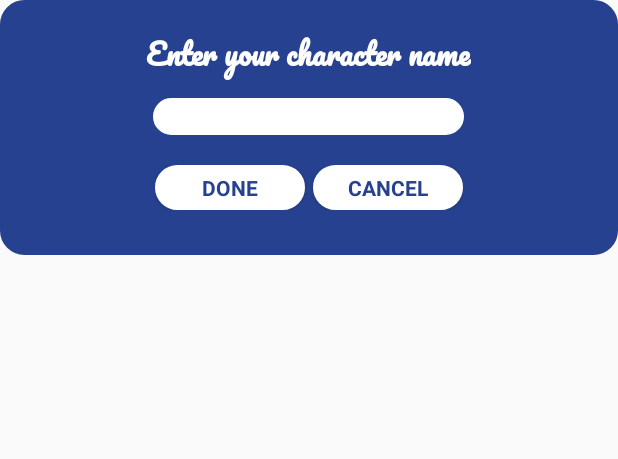
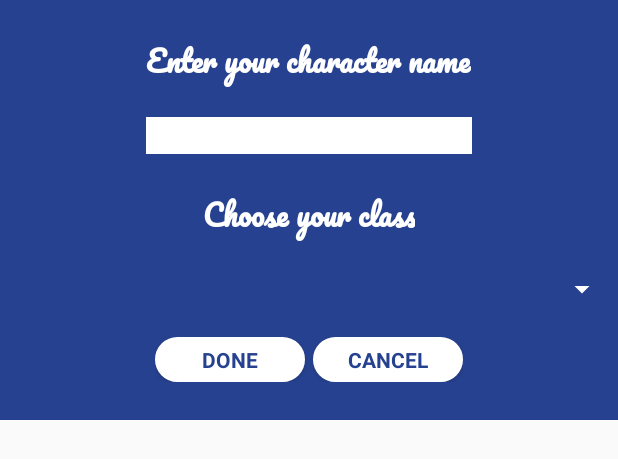
Before and after one commit to Lodenou/MyFirstLittleGame, an Android app: the layout dialog_box.xml on its own in the app's theme, with its tools: preview values and no code run, on a phone screen of 412 x 824 dp. Shown: the top 459 px of the screen. Run offline under Robolectric (Android 15) with nearby library versions, the phone set to English and light mode, and no system bars.

Commit message:
add dialog
add dialog alert + layout work

```diff
--- a/app/src/main/res/layout/dialog_box.xml
+++ b/app/src/main/res/layout/dialog_box.xml
@@ -1,8 +1,9 @@
 <?xml version="1.0" encoding="utf-8"?>
-<LinearLayout xmlns:android="http://schemas.android.com/apk/res/android"
+<LinearLayout
+    xmlns:android="http://schemas.android.com/apk/res/android"
     android:layout_width="fill_parent"
-    android:layout_height="170dp"
-    android:background="@drawable/rounded_button"
+    android:layout_height="280dp"
+    android:background="#26418f"
     android:orientation="vertical" >
 
     <TextView
@@ -10,7 +11,9 @@
         android:layout_width="wrap_content"
         android:layout_height="wrap_content"
         android:layout_gravity="center"
-        android:layout_marginTop="15dp"
+        android:layout_marginTop="20dp"
+        android:layout_marginLeft="25dp"
+        android:layout_marginRight="25dp"
         android:fontFamily="@font/pacifico"
         android:text="@string/enter_your_character_name"
         android:textColor="@android:color/white"
@@ -19,14 +22,36 @@
 
     <EditText
         android:id="@+id/edit_text-dialog"
-        android:layout_width="207dp"
+        android:layout_width="217dp"
         android:layout_height="wrap_content"
-        android:layout_marginTop="12dp"
+        android:layout_marginTop="20dp"
         android:layout_gravity="center"
-        android:background="@drawable/rounded_button"
+        android:background="#ffffff"
         android:backgroundTint="#ffffff">
+    </EditText>
 
-    </EditText>
+    <TextView
+        android:layout_width="wrap_content"
+        android:layout_height="wrap_content"
+        android:layout_gravity="center"
+        android:text="@string/choisissez_votre_classe"
+        android:textColor="#ffffff"
+        android:textStyle="bold"
+        android:layout_marginTop="20dp"
+        android:fontFamily="@font/pacifico"
+        android:textSize="19sp">
+    </TextView>
+
+    <Spinner
+        android:id="@+id/spinner"
+        android:layout_width="match_parent"
+        android:layout_height="wrap_content"
+        android:layout_gravity="center"
+        android:layout_marginTop="20dp"
+        android:backgroundTint="#ffffff"
+        android:popupBackground="#ffffff"
+        >
+    </Spinner>
 
 
     <LinearLayout
--- a/app/src/main/res/values/strings.xml
+++ b/app/src/main/res/values/strings.xml
@@ -8,4 +8,5 @@
     <string name="enter_your_character_name">Enter your character name</string>
     <string name="done">Done</string>
     <string name="cancel">Cancel</string>
+    <string name="choisissez_votre_classe">Choose your class</string>
 </resources>
```
Also changed, not shown: app/src/main/java/com/lodenou/mylittlegame/NothingSelectedSpinnerAdapter.java (added, +162 -0 lines), app/src/main/java/com/lodenou/mylittlegame/StartActivity.java (+53 -4 lines), app/src/main/java/com/lodenou/mylittlegame/ViewDialog.java (added, +32 -0 lines), app/src/main/res/layout/contact_spinner_row_nothing_selected.xml (added, +11 -0 lines).
